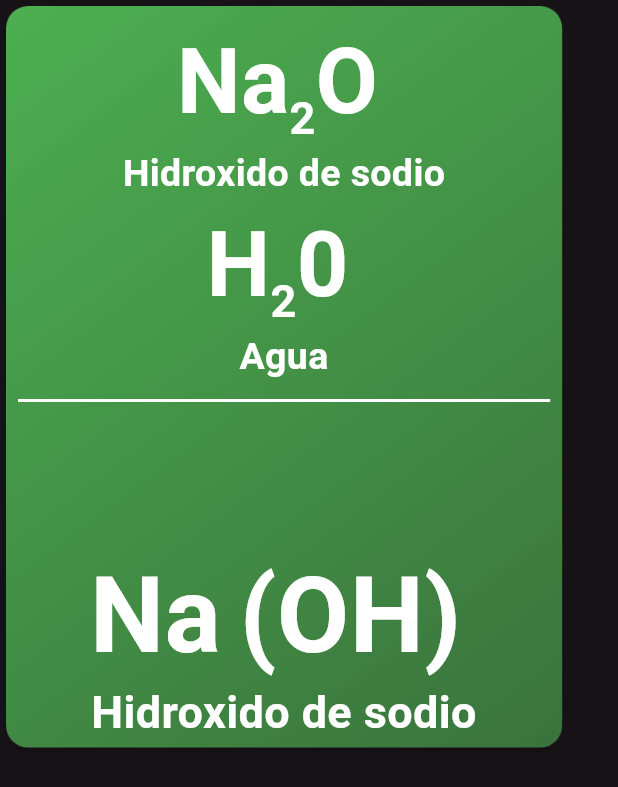
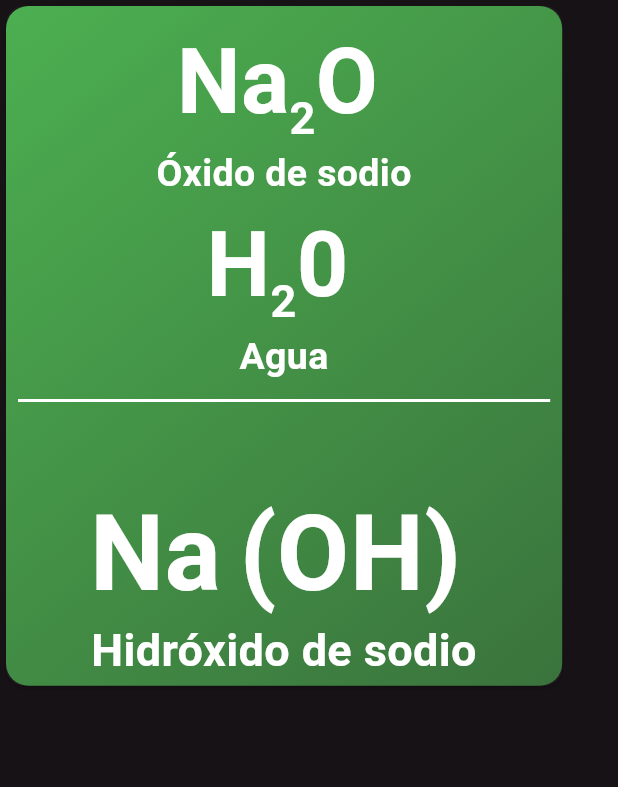
Before and after one commit to LarzlRael/chemistry_app, a Flutter app: the Hidroxido widget shown alone on an empty page, opened directly, on a phone screen of 412 x 824 dp. Shown: the top 787 px of the screen. Run offline on Flutter 3.47's test engine with Material 3 defaults, Android fonts, the phone set to English and light mode, and no system bars; our stand-ins replace flip_card, flutter_hooks, flutter_riverpod, font_awesome_flutter, go_router, google_fonts and 2 more.

Commit message:
Update font size and height in compound detail page*** ***Refactor compound names in one_compound_by_type_utils

```diff
--- a/lib/pages/compounds/compound_detail_page.dart
+++ b/lib/pages/compounds/compound_detail_page.dart
@@ -241,9 +241,8 @@ class ElementDetailCardWithPeriodicElement extends HookWidget {
                                   Text(
                                     periodicTableElement.symbol,
                                     style: TextStyle(
-                                      fontSize: 18,
+                                      fontSize: 35,
                                       fontWeight: FontWeight.bold,
-                                      /* color: Colors.white, */
                                     ),
                                   ),
                                   Text(
@@ -475,13 +474,14 @@ class Hidroxido extends StatelessWidget {
       formulaSize: 70,
       background: colorByCompoundType(compound.type),
       compound: compound,
-      height: 0.6,
+      height: 0.55,
       children: [
         //*  Fix this show only one element by element
         ElementAndAndName(
-          elementName: compound.name.replaceAll('Oxido', 'Ox.'),
+          elementName: compound.name
+              .replaceAll(TypeCompound.hidroxido.name, TypeCompound.oxido.name),
           element: FormulaInText(
-            compoundFormula: [
+            compoundFormula: simplify([
               ValenceCompound(
                 value: 2,
                 suffix: compound.periodicTableElement.symbol,
@@ -490,7 +490,7 @@ class Hidroxido extends StatelessWidget {
                 value: compound.formula.last.value,
                 suffix: "O",
               ),
-            ],
+            ]),
             typeCompound: compound.type,
             fontSize: 60,
             textStyle: TextStyle(
```
Also changed, not shown: lib/utils/one_compound_by_type_utils.dart (+27 -21 lines).
